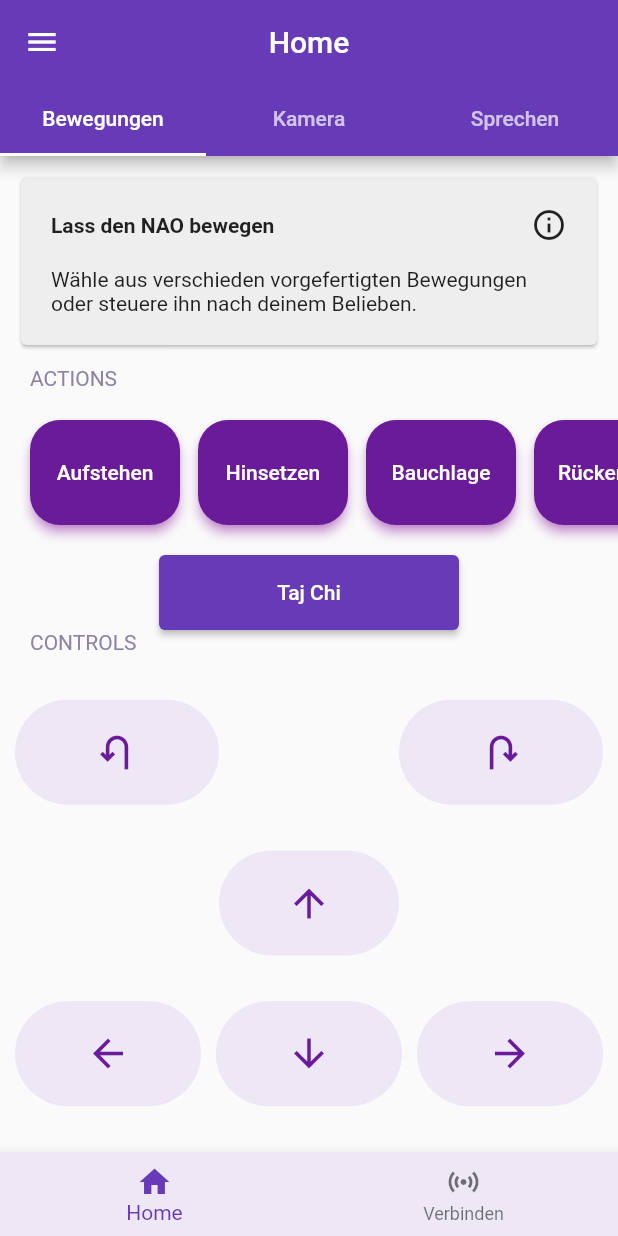
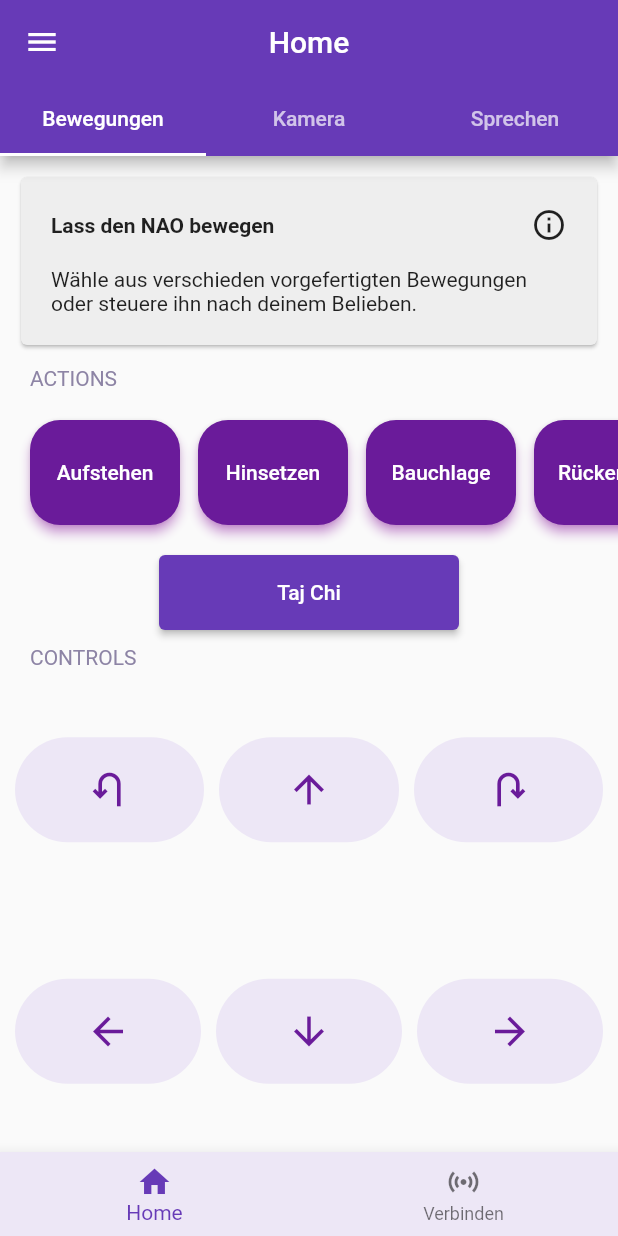
Before and after one commit to sbaer2306/NAO-APP, a Flutter app: the screen it shows after launch, on a phone screen of 412 x 824 dp. Run offline on Flutter 3.47's test engine with Material 2 defaults, Android fonts, the phone set to English and light mode, and no system bars; our stand-ins replace loading_animation_widget; missing offline and left inert: animated_check, flutter_mjpeg.

Commit message:
fix(layout): minor improvements

```diff
--- a/lib/pages/movement_view.dart
+++ b/lib/pages/movement_view.dart
@@ -170,7 +170,7 @@ class MovementViewState extends State<MovementView> {
       SizedBox(
           width: double.infinity,
           child: Container(
-              padding: const EdgeInsets.only(left: 20.0),
+              padding: const EdgeInsets.only(left: 20.0, top: 10.0),
               child: const Text(
                 "CONTROLS",
                 textAlign: TextAlign.start,
@@ -194,7 +194,22 @@ class MovementViewState extends State<MovementView> {
               ),
             ),
           ),
-          const SizedBox(width: 120.0),
+          const SizedBox(width: 10.0),
+          Center(
+              child: SizedBox(
+            height: 70.0,
+            width: 120,
+            child: ControlButton(
+              icon: Icons.arrow_upward,
+              onPressed: () {
+                controlMovement('Forward');
+              },
+              onReleased: () {
+                controlMovement('Stop');
+              },
+            ),
+          )),
+          const SizedBox(width: 10.0),
           Expanded(
             child: SizedBox(
               height: 70.0,
@@ -211,20 +226,6 @@ class MovementViewState extends State<MovementView> {
           ),
           const SizedBox(width: 10.0),
         ],
-      )),
-      Center(
-          child: SizedBox(
-        height: 70.0,
-        width: 120,
-        child: ControlButton(
-          icon: Icons.arrow_upward,
-          onPressed: () {
-            controlMovement('Forward');
-          },
-          onReleased: () {
-            controlMovement('Stop');
-          },
-        ),
       )),
       Expanded(
           child: Row(children: [
```
